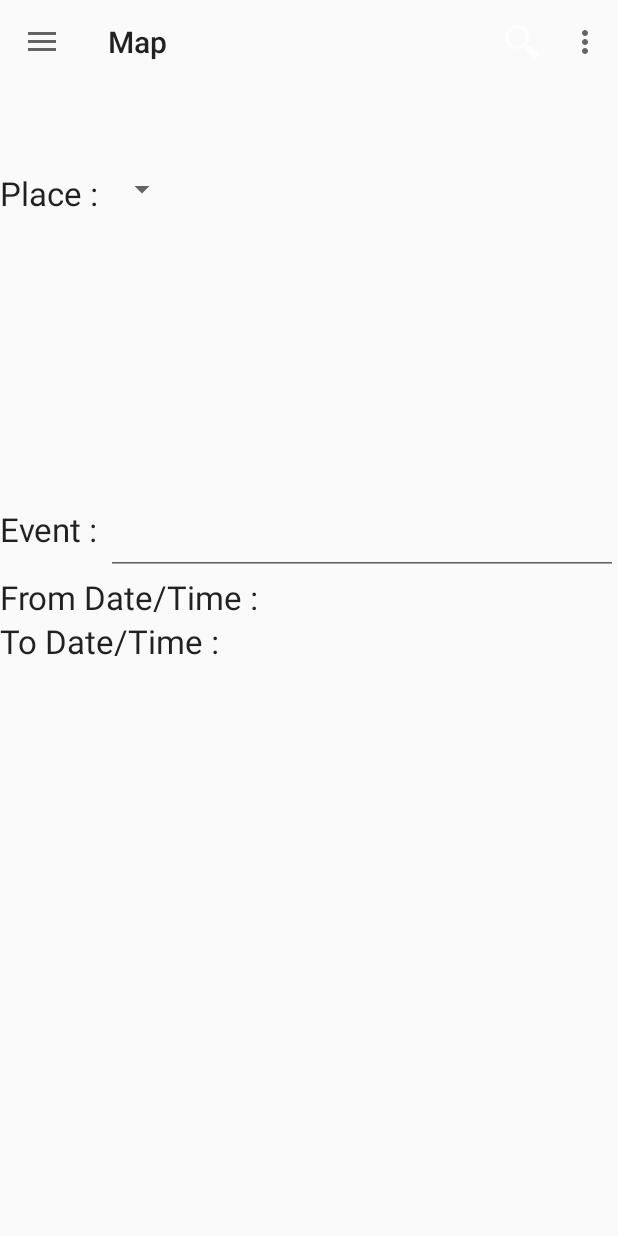
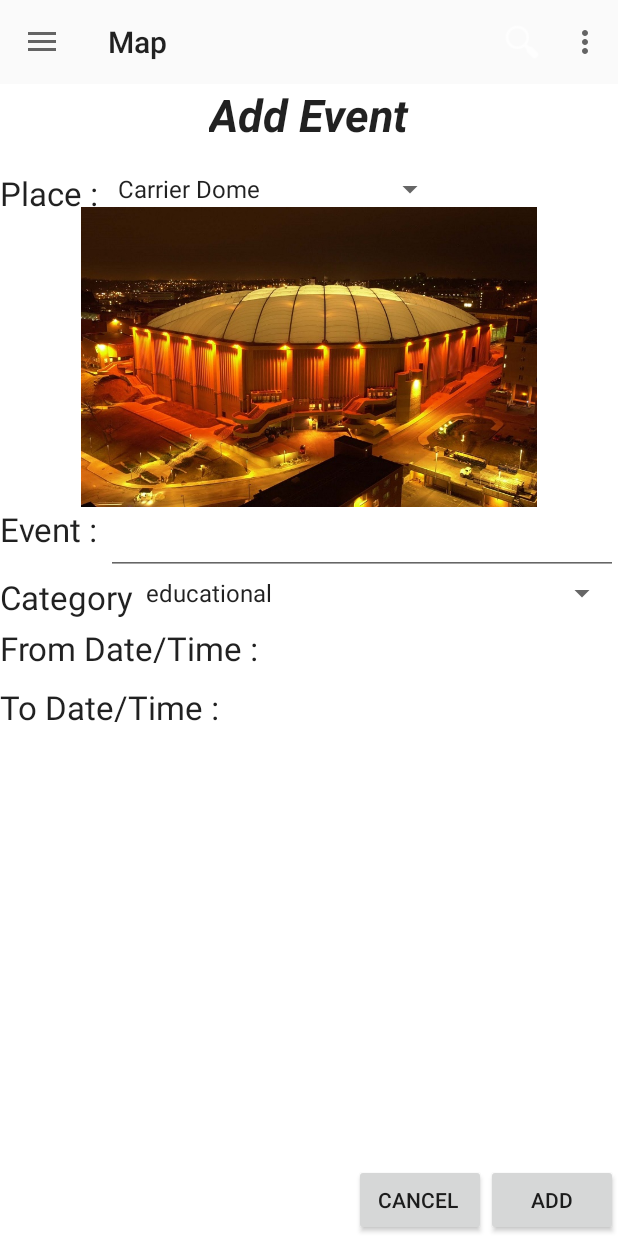
Before and after one commit to yogeshchaudhari16991/SU-Map, an Android app: the fragment AddNewEvent placed in its activity, on a phone screen of 412 x 824 dp. Run offline under Robolectric (Android 15) with nearby library versions, the phone set to English and light mode, and no system bars; 5 statements that could not run were skipped.

Commit message:
list view not done..plus page done..

```diff
--- a/app/src/main/java/com/example/yogesh16991/test_proj/AddNewEvent.java
+++ b/app/src/main/java/com/example/yogesh16991/test_proj/AddNewEvent.java
@@ -1,3 +1,5 @@
+
+
         package com.example.yogesh16991.test_proj;
 
         import android.app.Activity;
@@ -8,21 +10,35 @@ import android.net.Uri;
         import android.os.Bundle;
         import android.support.v4.app.DialogFragment;
         import android.support.v4.app.Fragment;
+        import android.support.v7.internal.widget.AdapterViewCompat;
         import android.util.Log;
         import android.view.LayoutInflater;
         import android.view.View;
         import android.view.ViewGroup;
+        import android.widget.AdapterView;
+        import android.widget.ArrayAdapter;
         import android.widget.Button;
         import android.widget.DatePicker;
         import android.widget.EditText;
         import android.widget.ImageView;
+        import android.widget.Spinner;
         import android.widget.TextView;
         import android.widget.Toast;
 
+        import com.google.android.gms.maps.CameraUpdateFactory;
+        import com.google.android.gms.maps.model.LatLng;
+        import com.google.android.gms.maps.model.MarkerOptions;
+
+        import org.json.JSONException;
+
         import java.text.SimpleDateFormat;
+        import java.util.ArrayList;
         import java.util.Calendar;
         import java.util.Date;
-
+        import java.util.HashSet;
+        import java.util.List;
+        import java.util.Map;
+        import java.util.Set;
 
 /**
  * A simple {@link Fragment} subclass.
@@ -42,6 +58,11 @@ public class AddNewEvent extends Fragment {
     private String mParam1;
     private String mParam2;
 
+    static EventDetailsJSon eventData;
+    List<Map<String, ?>> EventCatList;
+
+    static MarkerDataJson markerData;
+    List<Map<String, ?>> MarkerList;
     private TextView fromDateResult;
 
     private OnFragmentInteractionListener mListener;
@@ -54,43 +75,136 @@ public class AddNewEvent extends Fragment {
      * param param2 Parameter 2.
      * @return A new instance of fragment AddNewEvent.
      */
-    // TODO: Rename and change types and number of parameters
+    // TODO: Rename and
+    //
+    //
+    // change types and number of parameters
     public static AddNewEvent newInstance() {
         AddNewEvent fragment = new AddNewEvent();
         Bundle args = new Bundle();
           /*  args.putString(ARG_PARAM1, param1);
             args.putString(ARG_PARAM2, param2);*/
         fragment.setArguments(args);
+        // markerData = markerdata;
+
         return fragment;
+
     }
 
     public AddNewEvent() {
         // Required empty public constructor
     }
 
-
     @Override
     public void onCreate(Bundle savedInstanceState) {
         super.onCreate(savedInstanceState);
+        try {
+            eventData =  new EventDetailsJSon(getActivity());
+            markerData = new MarkerDataJson(getActivity());
+        } catch (JSONException e) {
+            e.printStackTrace();
+        }
+
         if (getArguments() != null) {
            /*     mParam1 = getArguments().getString(ARG_PARAM1);
                 mParam2 = getArguments().getString(ARG_PARAM2);*/
         }
     }
 
+    private List<String> readPlaceItems() throws JSONException {
+        List<String> templist= new ArrayList<String>();
+        MarkerList=markerData.getEventsList();
+        Log.e("sdadada",MarkerList.toString());
+        for(int i=0;i<MarkerList.size();i++) {
+            Map<String, ?> placeMarker = markerData.getItem(i);
+            String Pname = placeMarker.get("MarkerTitle").toString();
+            Log.e("rajas",Pname);
+            templist.add(Pname);
+        }
+        return templist;
+    }
+
+    private List<String> readCatagoryItems() throws JSONException {
+        List<String> templist= new ArrayList<String>();
+        EventCatList=eventData.getEventsList(0);
+        Log.e("sdadada",EventCatList.toString());
+        for(int i=0;i<EventCatList.size();i++) {
+            Map<String, ?> placeMarker = eventData.getItem(i);
+            String Pname = placeMarker.get("Category").toString();
+            Log.e("rajas",Pname);
+            templist.add(Pname);
+        }
+
+        // List<String> al = new ArrayList<>();
+        // add elements to al, including duplicates
+        Set<String> hs = new HashSet<>();
+        hs.addAll(templist);
+        templist.clear();
+        templist.addAll(hs);
+        return templist;
+    }
+
     @Override
     public View onCreateView(LayoutInflater inflater, ViewGroup container,
                              Bundle savedInstanceState) {
         // Inflate the layout for this fragment
-        View rootView = inflater.inflate(R.layout.fragment_add_new_event, container, false);
-        TextView btn_dialog =(TextView)rootView.findViewById(R.id.fromDate);
+        final View rootView = inflater.inflate(R.layout.fragment_add_new_event, container, false);
+        TextView txt_dialog =(TextView)rootView.findViewById(R.id.fromDate);
         fromDateResult = (TextView)rootView.findViewById(R.id.fromDateResult);
-        btn_dialog.setOnClickListener(new View.OnClickListener() {
+        txt_dialog.setOnClickListener(new View.OnClickListener() {
             @Override
             public void onClick(View v) {
                 showDatePickerDialog();
             }
         });
+        List<String> placesSpinerList= new ArrayList<String>();
+        List<String> catagorySpinerList= new ArrayList<String>();
+        Spinner placesSpiner = (Spinner) rootView.findViewById(R.id.placeSpinner);
+        Spinner catagorySpiner = (Spinner) rootView.findViewById(R.id.catagoryspinner);
+
+        try {
+            placesSpinerList = readPlaceItems();
+            catagorySpinerList = readCatagoryItems();
+        } catch (JSONException e) {
+            Toast.makeText(getActivity(), "Problem reading list of markers.", Toast.LENGTH_LONG).show();
+        }
+        ArrayAdapter<String> dataAdapterPlace = new ArrayAdapter<String>(this.getActivity(),
+                android.R.layout.simple_spinner_item,placesSpinerList);
+        dataAdapterPlace.setDropDownViewResource(android.R.layout.simple_spinner_dropdown_item);
+        placesSpiner.setAdapter(dataAdapterPlace);
+
+        ArrayAdapter<String> dataAdapterCatagory = new ArrayAdapter<String>(this.getActivity(),
+                android.R.layout.simple_spinner_item,catagorySpinerList);
+        dataAdapterCatagory.setDropDownViewResource(android.R.layout.simple_spinner_dropdown_item);
+        catagorySpiner.setAdapter(dataAdapterCatagory);
+
+        final List<String> finalPlacesSpinerList = placesSpinerList;
+        placesSpiner.setOnItemSelectedListener(new AdapterView.OnItemSelectedListener() {
+            @Override
+            public void onItemSelected(AdapterView<?> parentView, View selectedItemView, int position, long id) {
+                int index = 0;
+                ImageView imageView= (ImageView)rootView.findViewById(R.id.placeImage);
+                int size = markerData.getSize();
+                Toast.makeText(getActivity(),"size= "+size,Toast.LENGTH_SHORT).show();
+                for(int i=0;i< size;i++){
+                    if((markerData.getItem(i).get("MarkerTitle").toString()).equals(finalPlacesSpinerList.get(position).toString()))
+                    {
+                        index = i;
+                        Toast.makeText(getActivity(), "in here : " + i, Toast.LENGTH_SHORT).show();
+                        break;
+                    }
+                }
+                imageView.setImageResource((Integer) markerData.getItem(index).get("resID"));// Log.e("sdadssadadsadad afagsdg sdg sdgdg","ghasdgfashgdfiuc kgficuyasfhgsgf");
+                Toast.makeText(getActivity(),"in listner "+index,Toast.LENGTH_SHORT).show();
+            }
+
+            @Override
+            public void onNothingSelected(AdapterView<?> parentView) {
+                // your code here
+            }
+
+        });
+
 
         return rootView;
 
@@ -100,14 +214,14 @@ public class AddNewEvent extends Fragment {
         Date date= new Date(System.currentTimeMillis());
         FromDateTimeDilog dialog= FromDateTimeDilog.newInstance(date);
         dialog.setTargetFragment(AddNewEvent.this,REQUEST_DATE);
-        dialog.show(getFragmentManager(),"Datepicker Dialog");
+        dialog.show(getFragmentManager(), "Datepick  er Dialog");
     }
 
     @Override
     public void onActivityResult(int requestCode, int resultCode, Intent data) {
         Date date=(Date)data.getSerializableExtra(FromDateTimeDilog.ARGS_DATE);
         String time = data.getExtras().get(FromDateTimeDilog.ARGS_Time).toString();
-        fromDateResult.setText(date.toString()+"   "+time);
+        fromDateResult.setText(date.toString() + "   " + time);
 
     }
 
@@ -135,7 +249,6 @@ public class AddNewEvent extends Fragment {
         mListener = null;
     }
 
-
     /**
      * This interface must be implemented by activities that contain this
      * fragment to allow an interaction in this fragment to be communicated
--- a/app/src/main/java/com/example/yogesh16991/test_proj/MapFragment.java
+++ b/app/src/main/java/com/example/yogesh16991/test_proj/MapFragment.java
@@ -99,35 +99,13 @@ public class MapFragment extends Fragment {
             } catch (Exception e) {
                 e.printStackTrace();
             }
-
-
-            /*
-            googleMap = mMapView.getMap();
-            // latitude and longitude
-            double latitude = 17.385044;
-            double longitude = 78.486671;
-
-            // create marker
-            MarkerOptions marker = new MarkerOptions().position(
-                    new LatLng(latitude, longitude)).title("Hello Maps");
-
-            // Changing marker icon
-            marker.icon(BitmapDescriptorFactory
-                    .defaultMarker(BitmapDescriptorFactory.HUE_ROSE));
-
-            // adding marker
-            googleMap.addMarker(marker);
-            CameraPosition cameraPosition = new CameraPosition.Builder()
-                    .target(new LatLng(17.385044, 78.486671)).zoom(12).build();
-            googleMap.animateCamera(CameraUpdateFactory
-                    .newCameraPosition(cameraPosition));
-            */
-            setUpMapIfNeeded();
+            setUpMap();
             // Perform any camera updates here
             return v;
         }
 
     private void setUpMap() {
+        googleMap = mMapView.getMap();
         try {
             readItems();
         } catch (JSONException e) {
@@ -151,18 +129,11 @@ public class MapFragment extends Fragment {
 
             @Override
             public boolean onMarkerClick(Marker arg0) {
-                /*
-                if(arg0.getTitle().equals("Syracuse University")) // if marker source is clicked
-                    Toast.makeText(MapsActivity.this, arg0.getTitle(), Toast.LENGTH_SHORT).show();// display toast
-                */
-                /*
-                Date date=new Date(System.currentTimeMillis());
-                MyDialogFragment dialog= MyDialogFragment.newInstance(date);
-                dialog.setTargetFragment(DialogFragment.newInstance(), 0);
-                dialog.show(getSupportFragmentManager(),"Datepicker Dialog");
-                */
+
+
                 final Marker arg01 = arg0;
-
+                arg01.showInfoWindow();
+                //set Snippet to display number of events
                 imageView.setVisibility(View.VISIBLE);
                 imageView.setOnClickListener(new View.OnClickListener()
                 {
@@ -170,7 +141,12 @@ public class MapFragment extends Fragment {
                     public void onClick(View v) {
                         //Toast.makeText(getApplicationContext(), arg01.getTitle(), Toast.LENGTH_SHORT).show();
                         Date date=new Date(System.currentTimeMillis());
-                        MyDialogFragment dialog= MyDialogFragment.newInstance(date,arg01,"info");
+                        MyDialogFragment dialog= null;
+                        try {
+                            dialog = MyDialogFragment.newInstance(date, arg01, "info", getActivity());
+                        } catch (JSONException e) {
+                            e.printStackTrace();
+                        }
                         dialog.show(fm, "Place Information Dialog");
                     }
                 });
@@ -179,7 +155,12 @@ public class MapFragment extends Fragment {
                 {
                     @Override
                     public void onClick(View v) {
-                        MyDialogFragment dialog= MyDialogFragment.newInstance(null,arg01,"list");
+                        MyDialogFragment dialog= null;
+                        try {
+                            dialog = MyDialogFragment.newInstance(null, arg01, "list", getActivity());
+                        } catch (JSONException e) {
+                            e.printStackTrace();
+                        }
                         dialog.show(fm, "List of Events Dialog");
                         //Toast.makeText(getApplicationContext(),"'list' icon selected", Toast.LENGTH_SHORT).show();
                     }
@@ -189,10 +170,16 @@ public class MapFragment extends Fragment {
                 {
                     @Override
                     public void onClick(View v) {
-                        fm.beginTransaction()
-                                .replace(R.id.container,AddNewEvent.newInstance())
-                                .commit();
-                        Toast.makeText(getActivity(),"'plus' icon selected", Toast.LENGTH_SHORT).show();
+                        /*
+                        MyDialogFragment dialog= null;
+                        try {
+                            dialog = MyDialogFragment.newInstance(null, arg01, "plus", getActivity());
+                        } catch (JSONException e) {
+                            e.printStackTrace();
+                        }
+                        dialog.show(fm, "Add Events Dialog");
+                        */
+                        fm.beginTransaction().replace(R.id.container,AddNewEvent.newInstance()).commit();
                     }
                 });
 
@@ -209,12 +196,8 @@ public class MapFragment extends Fragment {
         if (googleMap == null) {
             // Try to obtain the map from the SupportMapFragment.
             googleMap = mMapView.getMap();
-
-            // Check if we were successful in obtaining the map.
-            if (googleMap != null) {
-                setUpMap();
-            }
         }
+        setUpMap();
     }
 
     private void readItems()
@@ -230,6 +213,7 @@ public class MapFragment extends Fragment {
 
             googleMap.addMarker(new MarkerOptions().position(new LatLng(lat,lng)).title(Pname));
             googleMap.moveCamera(CameraUpdateFactory.newLatLngZoom(new LatLng(lat,lng), 17));
+
         }
         //InputStream inputStream = getResources().openRawResource(R.raw.radar_search);
         //read(inputStream);
@@ -302,4 +286,7 @@ public class MapFragment extends Fragment {
         public void onFragmentInteraction(Uri uri);
     }
 
+
+
+
 }
--- a/app/src/main/java/com/example/yogesh16991/test_proj/MarkerDataJson.java
+++ b/app/src/main/java/com/example/yogesh16991/test_proj/MarkerDataJson.java
@@ -23,8 +23,6 @@ public class MarkerDataJson {
         return eventsList;
     }
 
-
-
     public List<Map<String, ?>> getEventsList() {
         return eventsList;
     }
@@ -39,8 +37,6 @@ public class MarkerDataJson {
         } else return null;
     }
 
-
-
     public MarkerDataJson(Context context) throws JSONException {
        /* String description = null;
         String title = null;
@@ -48,6 +44,10 @@ public class MarkerDataJson {
         double lat = 0;
         double lng = 0;
         String Pname = null;
+        String NoOfEvents= null;
+        String MarkerDescription = null;
+        String img= null;
+        int resID = 0;
         JSONArray eventsJsonArray = null;
         JSONObject eventJsonObj = null;
         eventsList = new ArrayList<Map<String,?>>();
@@ -59,18 +59,25 @@ public class MarkerDataJson {
                 lat = (double) eventJsonObj.get("lat");
                 lng = (double) eventJsonObj.get("lng");
                 Pname =  eventJsonObj.get("MarkerTitle").toString();
+                NoOfEvents = eventJsonObj.get("NoOfEvents").toString();
+                MarkerDescription =  eventJsonObj.get("MarkerDescription").toString();
+                img = ((String) eventJsonObj.get("img"));
+                resID = context.getResources().getIdentifier(img,"drawable",context.getPackageName());
             }
-            eventsList.add(createEvent(lat,lng,Pname));
+            eventsList.add(createEvent(lat,lng,Pname,NoOfEvents,MarkerDescription,img,resID));
 
         }
     }
 
-
-    private HashMap createEvent(double lat,double lng,String Pname) {
+    private HashMap createEvent(double lat,double lng,String Pname,String NoOfEvents,String MarkerDescription, String img, int resID) {
         HashMap event = new HashMap();
         event.put("lat",lat);
         event.put("lng",lng);
         event.put("MarkerTitle",Pname);
+        event.put("NoOfEvents",NoOfEvents);
+        event.put("MarkerDescription",MarkerDescription);
+        event.put("img",img);
+        event.put("resID",resID);
         return event;
     }
 
--- a/app/src/main/res/layout/activity_view_pager.xml
+++ b/app/src/main/res/layout/activity_view_pager.xml
@@ -1,7 +1,7 @@
 <FrameLayout xmlns:android="http://schemas.android.com/apk/res/android"
     xmlns:tools="http://schemas.android.com/tools" android:id="@+id/container"
     android:layout_width="match_parent" android:layout_height="match_parent"
-    tools:context="com.example.yogesh16991.test_proj.ViewPagerActivity"
+    tools:context="com.example.yogesh16991.test_proj.ViewPagerActivity" android:background="#FFFFFFFF"
     tools:ignore="MergeRootFrame">
 
     <android.support.v4.view.ViewPager
--- a/app/src/main/res/layout/fragment_add_new_event.xml
+++ b/app/src/main/res/layout/fragment_add_new_event.xml
@@ -1,6 +1,6 @@
 <FrameLayout xmlns:android="http://schemas.android.com/apk/res/android"
     xmlns:tools="http://schemas.android.com/tools" android:layout_width="match_parent"
-    android:layout_height="match_parent"
+    android:layout_height="match_parent" android:background="#FFFFFFFF"
     tools:context="com.example.yogesh16991.test_proj.AddNewEvent">
 
     <!-- TODO: Update blank fragment layout -->
@@ -9,7 +9,8 @@
         android:layout_width="fill_parent"
         android:layout_height="fill_parent"
         android:layout_gravity="right|bottom"
-        android:id="@+id/addevent">
+        android:id="@+id/addevent"
+        >
 
         <TextView
             android:layout_width="wrap_content"
@@ -26,7 +27,8 @@
             android:layout_height="wrap_content"
             android:id="@+id/placeSpinner"
             android:layout_alignTop="@+id/place"
-            android:layout_toEndOf="@+id/place" />
+            android:layout_toEndOf="@+id/place"
+            android:spinnerMode="dialog" />
 
         <TextView
             android:layout_width="wrap_content"
@@ -59,16 +61,9 @@
             android:textAppearance="?android:attr/textAppearanceLarge"
             android:text="From Date/Time : "
             android:id="@+id/fromDate"
-            android:layout_below="@+id/eventName"
-            android:layout_alignParentStart="true" />
-
-        <TextView
-            android:layout_width="wrap_content"
-            android:layout_height="wrap_content"
-            android:textAppearance="?android:attr/textAppearanceLarge"
-            android:id="@+id/fromDateResult"
-            android:layout_below="@+id/eventName"
-            android:layout_toRightOf="@id/fromDate"/>
+            android:layout_below="@+id/catagoryspinner"
+            android:layout_alignParentStart="true"
+            android:layout_marginTop="10dp" />
 
         <TextView
             android:layout_width="wrap_content"
@@ -76,18 +71,69 @@
             android:textAppearance="?android:attr/textAppearanceLarge"
             android:text="To Date/Time : "
             android:id="@+id/toDate"
+            android:layout_marginTop="10dp"
+            android:layout_below="@+id/fromDate"
+            android:layout_alignParentStart="true" />
+
+        <TextView
+            android:layout_width="wrap_content"
+            android:layout_height="wrap_content"
+            android:textAppearance="?android:attr/textAppearanceLarge"
+            android:text="Category"
+            android:id="@+id/textViewCategory"
             android:layout_alignParentStart="true"
-            android:layout_below="@+id/fromDate"
-             />
+            android:layout_below="@+id/eventName" />
+
+        <Spinner
+            android:layout_width="match_parent"
+            android:layout_height="wrap_content"
+            android:id="@+id/catagoryspinner"
+            android:layout_toEndOf="@+id/textViewCategory"
+            android:layout_below="@+id/eventName" />
+
+        <TextView
+            android:layout_width="wrap_content"
+            android:layout_height="wrap_content"
+            android:textAppearance="?android:attr/textAppearanceLarge"
+            android:text="Add Event"
+            android:id="@+id/textView10"
+            android:layout_alignParentTop="true"
+            android:layout_centerHorizontal="true"
+            android:textSize="30dp"
+            android:autoText="true"
+            android:textStyle="bold|italic" />
+
+        <Button
+            android:layout_width="wrap_content"
+            android:layout_height="wrap_content"
+            android:text="Add"
+            android:id="@+id/btn_EventOk"
+            android:layout_alignParentBottom="true"
+            android:layout_alignEnd="@+id/catagoryspinner" />
+
+        <Button
+            android:layout_width="wrap_content"
+            android:layout_height="wrap_content"
+            android:text="Cancel "
+            android:id="@+id/btn_CnlEvent"
+            android:layout_alignParentBottom="true"
+            android:layout_toStartOf="@+id/btn_EventOk" />
 
         <TextView
             android:layout_width="wrap_content"
             android:layout_height="wrap_content"
             android:textAppearance="?android:attr/textAppearanceLarge"
             android:id="@+id/toDateResult"
-            android:layout_below="@+id/fromDateResult"
-            android:layout_toRightOf="@id/toDate"/>
+            android:layout_alignTop="@+id/toDate"
+            android:layout_toEndOf="@+id/toDate" />
 
+        <TextView
+            android:layout_width="wrap_content"
+            android:layout_height="wrap_content"
+            android:textAppearance="?android:attr/textAppearanceLarge"
+            android:id="@+id/fromDateResult"
+            android:layout_alignTop="@+id/fromDate"
+            android:layout_toEndOf="@+id/fromDate" />
 
     </RelativeLayout>
 
--- a/app/src/main/res/layout/fragment_event_detail.xml
+++ b/app/src/main/res/layout/fragment_event_detail.xml
@@ -1,6 +1,6 @@
 <FrameLayout xmlns:android="http://schemas.android.com/apk/res/android"
     xmlns:tools="http://schemas.android.com/tools" android:layout_width="match_parent"
-    android:layout_height="match_parent"
+    android:layout_height="match_parent" android:background="#FFFFFFFF"
     tools:context="com.example.yogesh16991.test_proj.EventDetail">
 
 
--- a/app/src/main/res/layout/fragment_event_list.xml
+++ b/app/src/main/res/layout/fragment_event_list.xml
@@ -1,7 +1,7 @@
 <FrameLayout xmlns:android="http://schemas.android.com/apk/res/android"
     xmlns:tools="http://schemas.android.com/tools" android:layout_width="match_parent"
     android:layout_height="match_parent"
-    tools:context="com.example.yogesh16991.test_proj.EventList">
+    tools:context="com.example.yogesh16991.test_proj.EventList" android:background="#FFFFFFFF">
 
           <android.support.v7.widget.RecyclerView
             android:id="@+id/listview"
```
Also changed, not shown: app/src/main/java/com/example/yogesh16991/test_proj/MyBaseAdapter_List.java (+9 -9 lines), app/src/main/java/com/example/yogesh16991/test_proj/MyDialogFragment.java (+55 -12 lines), app/src/main/res/layout/fragment_my_dialog.xml (+12 -5 lines). Lines whose indentation alone changed are shown as unchanged.
